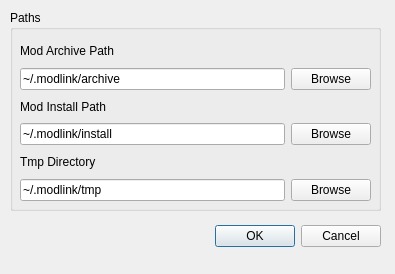
Before: the Qt Designer form ui/settings.ui in rcn8397/modlink, drawn with Qt 5.
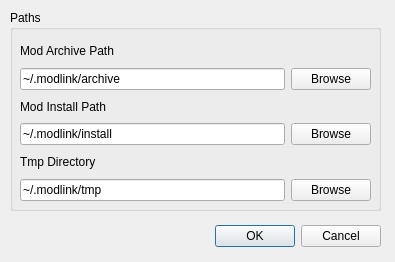
After: the same form once the commit is applied. Icons and pictures are not drawn.

What changed in the file:
```diff
--- a/ui/settings.ui
+++ b/ui/settings.ui
@@ -7,7 +7,7 @@
     <x>0</x>
     <y>0</y>
     <width>395</width>
-    <height>274</height>
+    <height>262</height>
    </rect>
   </property>
   <property name="windowTitle">
```
